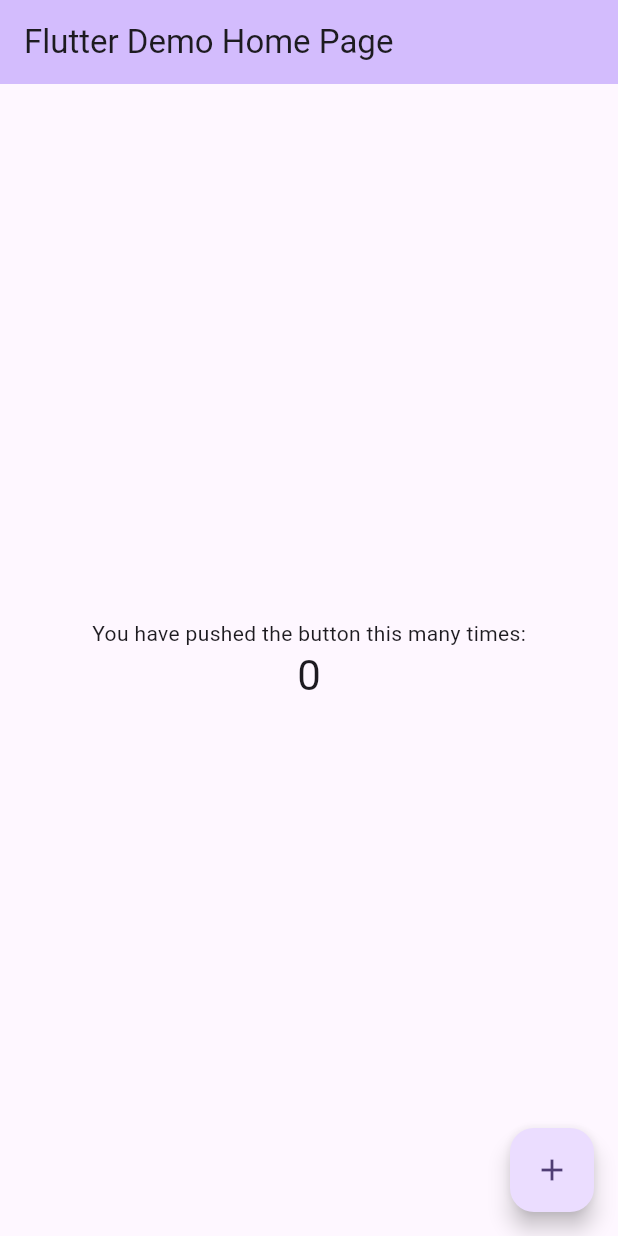
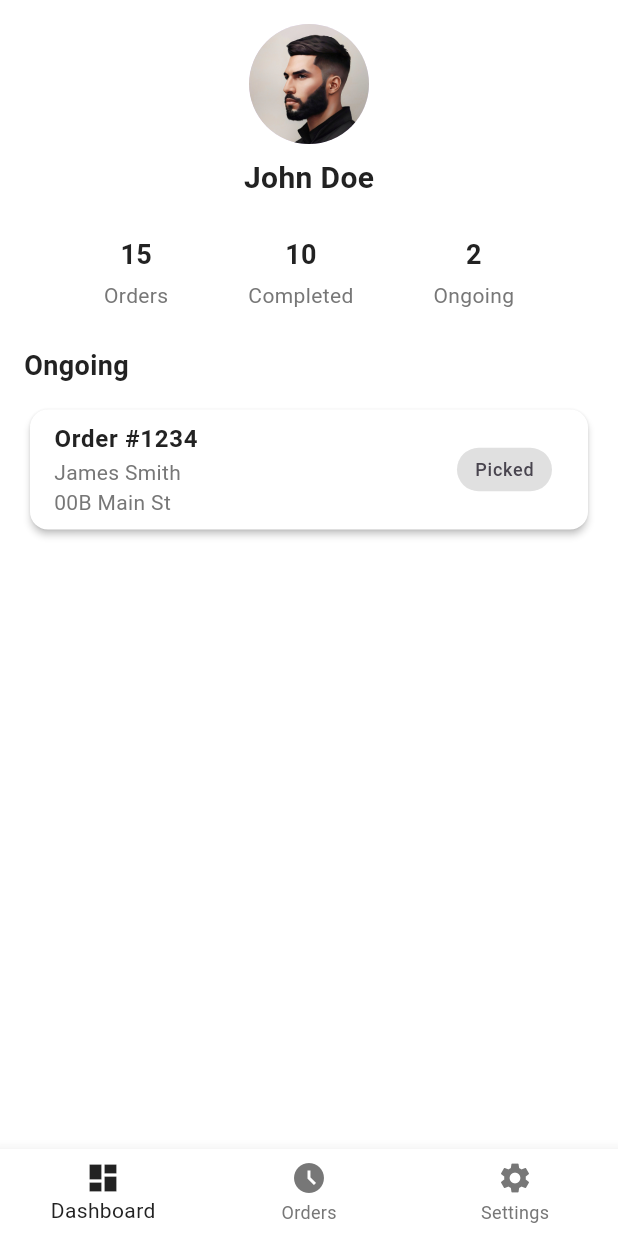
Before and after one commit to yasirzain15/qofi-driver-app, a Flutter app: the screen it shows after launch, on a phone screen of 412 x 824 dp. Run offline on Flutter 3.47's test engine with Material 3 defaults, Android fonts, the phone set to English and light mode, and no system bars.

Commit message:
Folders Crated and Front end Done

```diff
--- /dev/null
+++ b/lib/Core/Constants/app_colors.dart
@@ -0,0 +1,12 @@
+import 'package:flutter/material.dart';
+
+class AppColors {
+  static const Color primary = Color(0xFF0A73FF); // Blue
+  static const Color secondary = Color(0xFFE5F1FF); // Light Blue BG
+  static const Color text = Color(0xFF222222); // Black-ish
+  static const Color subText = Color(0xFF777777); // Gray
+  static const Color background = Color(0xFFFFFFFF); // White
+  static const Color card = Color(0xFFffffff); // Light gray card
+  static const Color border = Color(0xFFE0E0E0); // Border line
+  static const Color pickedTag = Color(0xFFE0E0E0); // Light gray for status
+}
--- /dev/null
+++ b/lib/Features/Dashboard/Presentation/Widgets/dashboard_home_content.dart
@@ -0,0 +1,37 @@
+import 'package:flutter/material.dart';
+import 'package:qufi_driver_app/Core/Constants/app_colors.dart';
+import 'profile_header.dart';
+import 'order_stats_row.dart';
+import 'ongoing_order_card.dart';
+
+class DashboardHomeContent extends StatelessWidget {
+  const DashboardHomeContent({super.key});
+
+  @override
+  Widget build(BuildContext context) {
+    return SafeArea(
+      child: SingleChildScrollView(
+        padding: const EdgeInsets.all(16.0),
+        child: Column(
+          crossAxisAlignment: CrossAxisAlignment.start,
+          children: const [
+            ProfileHeader(),
+            SizedBox(height: 24),
+            OrderStatsRow(),
+            SizedBox(height: 24),
+            Text(
+              'Ongoing',
+              style: TextStyle(
+                fontSize: 18,
+                fontWeight: FontWeight.bold,
+                color: AppColors.text,
+              ),
+            ),
+            SizedBox(height: 12),
+            OngoingOrderCard(),
+          ],
+        ),
+      ),
+    );
+  }
+}
--- /dev/null
+++ b/lib/Features/Dashboard/Presentation/Widgets/ongoing_order_card.dart
@@ -0,0 +1,61 @@
+import 'package:flutter/material.dart';
+import '../../../../core/constants/app_colors.dart';
+import '../../../orders/presentation/widgets/order_request_card.dart';
+
+class OngoingOrderCard extends StatelessWidget {
+  const OngoingOrderCard({super.key});
+  void _showOrderRequest(BuildContext context) {
+    showDialog(
+      context: context,
+      barrierDismissible: true,
+      builder: (context) {
+        return Align(
+          alignment: Alignment.topCenter,
+          child: Padding(
+            padding: const EdgeInsets.only(top: 60.0), // top spacing
+            child: Material(
+              color: Colors.transparent,
+              child: ConstrainedBox(
+                constraints: const BoxConstraints(maxHeight: 300),
+                child: const OrderRequestCard(),
+              ),
+            ),
+          ),
+        );
+      },
+    );
+  }
+
+  @override
+  Widget build(BuildContext context) {
+    return Card(
+      color: AppColors.card,
+      shape: RoundedRectangleBorder(borderRadius: BorderRadius.circular(12)),
+      elevation: 2,
+      child: ListTile(
+        title: const Text(
+          'Order #1234',
+          style: TextStyle(color: AppColors.text, fontWeight: FontWeight.bold),
+        ),
+        subtitle: Column(
+          crossAxisAlignment: CrossAxisAlignment.start,
+          children: const [
+            Text('James Smith', style: TextStyle(color: AppColors.subText)),
+            Text('00B Main St', style: TextStyle(color: AppColors.subText)),
+          ],
+        ),
+        trailing: GestureDetector(
+          onTap: () => _showOrderRequest(context),
+          child: Container(
+            padding: const EdgeInsets.symmetric(horizontal: 12, vertical: 6),
+            decoration: BoxDecoration(
+              color: AppColors.pickedTag,
+              borderRadius: BorderRadius.circular(20),
+            ),
+            child: const Text('Picked', style: TextStyle(fontSize: 12)),
+          ),
+        ),
+      ),
+    );
+  }
+}
--- /dev/null
+++ b/lib/Features/Dashboard/Presentation/Widgets/order_stats_row.dart
@@ -0,0 +1,43 @@
+import 'package:flutter/material.dart';
+import 'package:qufi_driver_app/Core/Constants/app_colors.dart';
+
+class OrderStatsRow extends StatelessWidget {
+  const OrderStatsRow({super.key});
+
+  @override
+  Widget build(BuildContext context) {
+    return Row(
+      mainAxisAlignment: MainAxisAlignment.spaceEvenly,
+      children: const [
+        _StatBox(label: 'Orders', value: '15'),
+        _StatBox(label: 'Completed', value: '10'),
+        _StatBox(label: 'Ongoing', value: '2'),
+      ],
+    );
+  }
+}
+
+class _StatBox extends StatelessWidget {
+  final String label;
+  final String value;
+
+  const _StatBox({required this.label, required this.value});
+
+  @override
+  Widget build(BuildContext context) {
+    return Column(
+      children: [
+        Text(
+          value,
+          style: const TextStyle(
+            fontSize: 18,
+            color: AppColors.text,
+            fontWeight: FontWeight.bold,
+          ),
+        ),
+        SizedBox(height: 4),
+        Text(label, style: TextStyle(color: AppColors.subText)),
+      ],
+    );
+  }
+}
--- /dev/null
+++ b/lib/Features/Dashboard/Presentation/Widgets/profile_header.dart
@@ -0,0 +1,34 @@
+import 'package:flutter/material.dart';
+import 'package:qufi_driver_app/Core/Constants/app_colors.dart';
+
+class ProfileHeader extends StatelessWidget {
+  const ProfileHeader({super.key});
+
+  @override
+  Widget build(BuildContext context) {
+    return const Center(
+      // Center the whole content
+      child: Column(
+        mainAxisSize:
+            MainAxisSize.min, // Prevents Column from taking full height
+        mainAxisAlignment: MainAxisAlignment.center,
+        crossAxisAlignment: CrossAxisAlignment.center,
+        children: [
+          CircleAvatar(
+            radius: 40,
+            backgroundImage: AssetImage('assets/images/profile.png'),
+          ),
+          SizedBox(height: 8),
+          Text(
+            'John Doe',
+            style: TextStyle(
+              fontSize: 20,
+              fontWeight: FontWeight.bold,
+              color: AppColors.text,
+            ),
+          ),
+        ],
+      ),
+    );
+  }
+}
--- /dev/null
+++ b/lib/Features/Dashboard/Presentation/dashboard_screen.dart
@@ -0,0 +1,51 @@
+import 'package:flutter/material.dart';
+import 'package:qufi_driver_app/Core/Constants/app_colors.dart';
+import 'package:qufi_driver_app/features/Dashboard/Presentation/Widgets/dashboard_home_content.dart';
+import 'package:qufi_driver_app/features/orders/presentation/order_screen.dart';
+import '../../settings/presentation/settings_screen.dart';
+
+class DashboardScreen extends StatefulWidget {
+  const DashboardScreen({super.key});
+
+  @override
+  State<DashboardScreen> createState() => _DashboardScreenState();
+}
+
+class _DashboardScreenState extends State<DashboardScreen> {
+  int _currentIndex = 0;
+
+  final List<Widget> _screens = const [
+    DashboardHomeContent(), // Self content
+    OrdersScreen(),
+    SettingsScreen(),
+  ];
+
+  @override
+  Widget build(BuildContext context) {
+    return Scaffold(
+      backgroundColor: AppColors.background,
+      body: _screens[_currentIndex],
+      bottomNavigationBar: BottomNavigationBar(
+        backgroundColor: AppColors.background,
+        currentIndex: _currentIndex,
+        onTap: (index) => setState(() => _currentIndex = index),
+        selectedItemColor: AppColors.text,
+        unselectedItemColor: AppColors.subText,
+        items: const [
+          BottomNavigationBarItem(
+            icon: Icon(Icons.dashboard),
+            label: 'Dashboard',
+          ),
+          BottomNavigationBarItem(
+            icon: Icon(Icons.access_time_filled),
+            label: 'Orders',
+          ),
+          BottomNavigationBarItem(
+            icon: Icon(Icons.settings),
+            label: 'Settings',
+          ),
+        ],
+      ),
+    );
+  }
+}
--- a/lib/main.dart
+++ b/lib/main.dart
@@ -1,67 +1,19 @@
 import 'package:flutter/material.dart';
+import 'package:qufi_driver_app/features/Dashboard/Presentation/dashboard_screen.dart';
+import 'package:qufi_driver_app/features/orders/presentation/order_screen.dart';
 
 void main() {
-  runApp(const MyApp());
+  runApp(MyApp());
 }
 
 class MyApp extends StatelessWidget {
-  const MyApp({super.key});
-
   @override
   Widget build(BuildContext context) {
     return MaterialApp(
-      title: 'Qufi Driver App',
-      theme: ThemeData(
-        colorScheme: ColorScheme.fromSeed(seedColor: Colors.deepPurple),
-      ),
-      home: const MyHomePage(title: 'Flutter Demo Home Page'),
+      debugShowCheckedModeBanner: false,
+      title: 'Qofi Driver',
+      theme: ThemeData(primarySwatch: Colors.blue),
+      home: DashboardScreen(),
     );
   }
 }
-
-class MyHomePage extends StatefulWidget {
-  const MyHomePage({super.key, required this.title});
-
-  final String title;
-
-  @override
-  State<MyHomePage> createState() => _MyHomePageState();
-}
-
-class _MyHomePageState extends State<MyHomePage> {
-  int _counter = 0;
-
-  void _incrementCounter() {
-    setState(() {
-      _counter++;
-    });
-  }
-
-  @override
-  Widget build(BuildContext context) {
-    return Scaffold(
-      appBar: AppBar(
-        backgroundColor: Theme.of(context).colorScheme.inversePrimary,
-
-        title: Text(widget.title),
-      ),
-      body: Center(
-        child: Column(
-          mainAxisAlignment: MainAxisAlignment.center,
-          children: <Widget>[
-            const Text('You have pushed the button this many times:'),
-            Text(
-              '$_counter',
-              style: Theme.of(context).textTheme.headlineMedium,
-            ),
-          ],
-        ),
-      ),
-      floatingActionButton: FloatingActionButton(
-        onPressed: _incrementCounter,
-        tooltip: 'Increment',
-        child: const Icon(Icons.add),
-      ), // This trailing comma makes auto-formatting nicer for build methods.
-    );
-  }
-}
```
Also changed, not shown: lib/Features/Orders/Presentation/Widgets/order_card.dart (added, +50 -0 lines), lib/Features/Orders/Presentation/Widgets/order_request_card.dart (added, +81 -0 lines), lib/Features/Orders/Presentation/order_screen.dart (added, +61 -0 lines), lib/Features/Settings/Presentation/Widgets/profile_avatar.dart (added, +22 -0 lines), lib/Features/Settings/Presentation/Widgets/settings_tile.dart (added, +26 -0 lines), lib/Features/Settings/Presentation/settings_screen.dart (added, +34 -0 lines), pubspec.yaml (+3 -68 lines), assets/images/profile.png (added).
